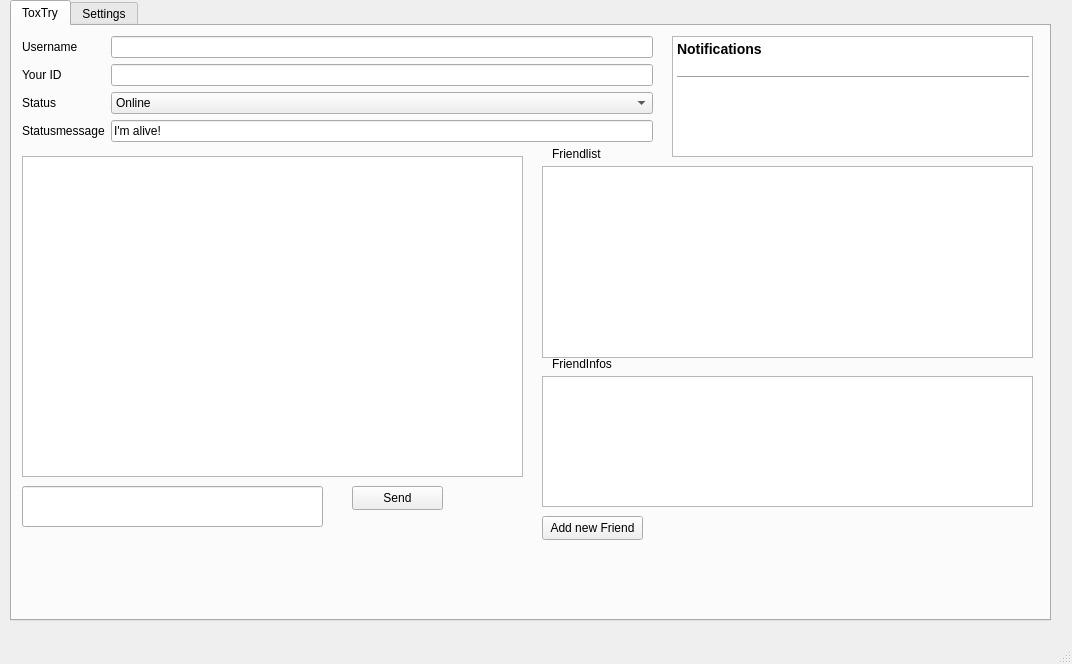
Old version of the form ui/main.ui in the repository hersche/tryToxic.
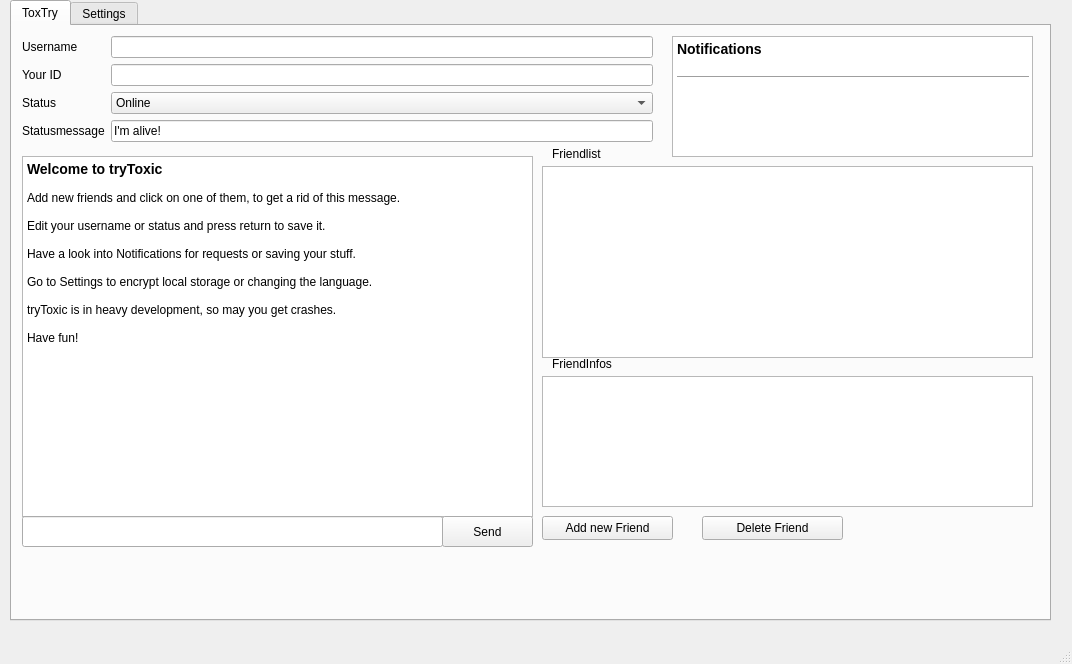
New version of the form. Icons and pictures are not drawn.

Commit message: fix setting your status and move welcome-message definently to ui/main.ui, also prepare ui to delete user

Patch:
```diff
--- a/ui/main.ui
+++ b/ui/main.ui
@@ -45,31 +45,51 @@
        <rect>
         <x>10</x>
         <y>130</y>
-        <width>501</width>
-        <height>321</height>
+        <width>511</width>
+        <height>361</height>
        </rect>
       </property>
       <property name="readOnly">
        <bool>true</bool>
       </property>
+      <property name="html">
+       <string>&lt;!DOCTYPE HTML PUBLIC &quot;-//W3C//DTD HTML 4.0//EN&quot; &quot;http://www.w3.org/TR/REC-html40/strict.dtd&quot;&gt;
+&lt;html&gt;&lt;head&gt;&lt;meta name=&quot;qrichtext&quot; content=&quot;1&quot; /&gt;&lt;style type=&quot;text/css&quot;&gt;
+p, li { white-space: pre-wrap; }
+&lt;/style&gt;&lt;/head&gt;&lt;body style=&quot; font-family:'Ubuntu'; font-size:9pt; font-weight:400; font-style:normal;&quot;&gt;
+&lt;p style=&quot; margin-top:0px; margin-bottom:0px; margin-left:0px; margin-right:0px; -qt-block-indent:0; text-indent:0px;&quot;&gt;&lt;span style=&quot; font-size:large; font-weight:600;&quot;&gt;Welcome to tryToxic&lt;/span&gt;&lt;/p&gt;
+&lt;p style=&quot;-qt-paragraph-type:empty; margin-top:0px; margin-bottom:0px; margin-left:0px; margin-right:0px; -qt-block-indent:0; text-indent:0px;&quot;&gt;&lt;br /&gt;&lt;/p&gt;
+&lt;p style=&quot; margin-top:0px; margin-bottom:0px; margin-left:0px; margin-right:0px; -qt-block-indent:0; text-indent:0px;&quot;&gt;Add new friends and click on one of them, to get a rid of this message.&lt;/p&gt;
+&lt;p style=&quot;-qt-paragraph-type:empty; margin-top:0px; margin-bottom:0px; margin-left:0px; margin-right:0px; -qt-block-indent:0; text-indent:0px;&quot;&gt;&lt;br /&gt;&lt;/p&gt;
+&lt;p style=&quot; margin-top:0px; margin-bottom:0px; margin-left:0px; margin-right:0px; -qt-block-indent:0; text-indent:0px;&quot;&gt;Edit your username or status and press return to save it.&lt;/p&gt;
+&lt;p style=&quot;-qt-paragraph-type:empty; margin-top:0px; margin-bottom:0px; margin-left:0px; margin-right:0px; -qt-block-indent:0; text-indent:0px;&quot;&gt;&lt;br /&gt;&lt;/p&gt;
+&lt;p style=&quot; margin-top:0px; margin-bottom:0px; margin-left:0px; margin-right:0px; -qt-block-indent:0; text-indent:0px;&quot;&gt;Have a look into Notifications for requests or saving your stuff.&lt;/p&gt;
+&lt;p style=&quot;-qt-paragraph-type:empty; margin-top:0px; margin-bottom:0px; margin-left:0px; margin-right:0px; -qt-block-indent:0; text-indent:0px;&quot;&gt;&lt;br /&gt;&lt;/p&gt;
+&lt;p style=&quot; margin-top:0px; margin-bottom:0px; margin-left:0px; margin-right:0px; -qt-block-indent:0; text-indent:0px;&quot;&gt;Go to Settings to encrypt local storage or changing the language.&lt;/p&gt;
+&lt;p style=&quot;-qt-paragraph-type:empty; margin-top:0px; margin-bottom:0px; margin-left:0px; margin-right:0px; -qt-block-indent:0; text-indent:0px;&quot;&gt;&lt;br /&gt;&lt;/p&gt;
+&lt;p style=&quot; margin-top:0px; margin-bottom:0px; margin-left:0px; margin-right:0px; -qt-block-indent:0; text-indent:0px;&quot;&gt;tryToxic is in heavy development, so may you get crashes.&lt;/p&gt;
+&lt;p style=&quot;-qt-paragraph-type:empty; margin-top:0px; margin-bottom:0px; margin-left:0px; margin-right:0px; -qt-block-indent:0; text-indent:0px;&quot;&gt;&lt;br /&gt;&lt;/p&gt;
+&lt;p style=&quot; margin-top:0px; margin-bottom:0px; margin-left:0px; margin-right:0px; -qt-block-indent:0; text-indent:0px;&quot;&gt;Have fun!&lt;/p&gt;
+&lt;p style=&quot;-qt-paragraph-type:empty; margin-top:0px; margin-bottom:0px; margin-left:0px; margin-right:0px; -qt-block-indent:0; text-indent:0px;&quot;&gt;&lt;br /&gt;&lt;/p&gt;&lt;/body&gt;&lt;/html&gt;</string>
+      </property>
      </widget>
      <widget class="QLineEdit" name="toxTrySendText">
       <property name="geometry">
        <rect>
         <x>10</x>
-        <y>460</y>
-        <width>301</width>
-        <height>41</height>
+        <y>490</y>
+        <width>421</width>
+        <height>31</height>
        </rect>
       </property>
      </widget>
      <widget class="QPushButton" name="toxTrySendButton">
       <property name="geometry">
        <rect>
-        <x>340</x>
-        <y>460</y>
+        <x>430</x>
+        <y>490</y>
         <width>91</width>
-        <height>24</height>
+        <height>31</height>
        </rect>
       </property>
       <property name="text">
@@ -236,7 +256,7 @@
        <rect>
         <x>530</x>
         <y>490</y>
-        <width>101</width>
+        <width>131</width>
         <height>24</height>
        </rect>
       </property>
@@ -244,6 +264,19 @@
        <string>Add new Friend</string>
       </property>
      </widget>
+     <widget class="QPushButton" name="toxTryDeleteFriend">
+      <property name="geometry">
+       <rect>
+        <x>690</x>
+        <y>490</y>
+        <width>141</width>
+        <height>24</height>
+       </rect>
+      </property>
+      <property name="text">
+       <string>Delete Friend</string>
+      </property>
+     </widget>
     </widget>
     <widget class="QWidget" name="settings">
      <attribute name="title">
```
The commit also changes 2 other files.
